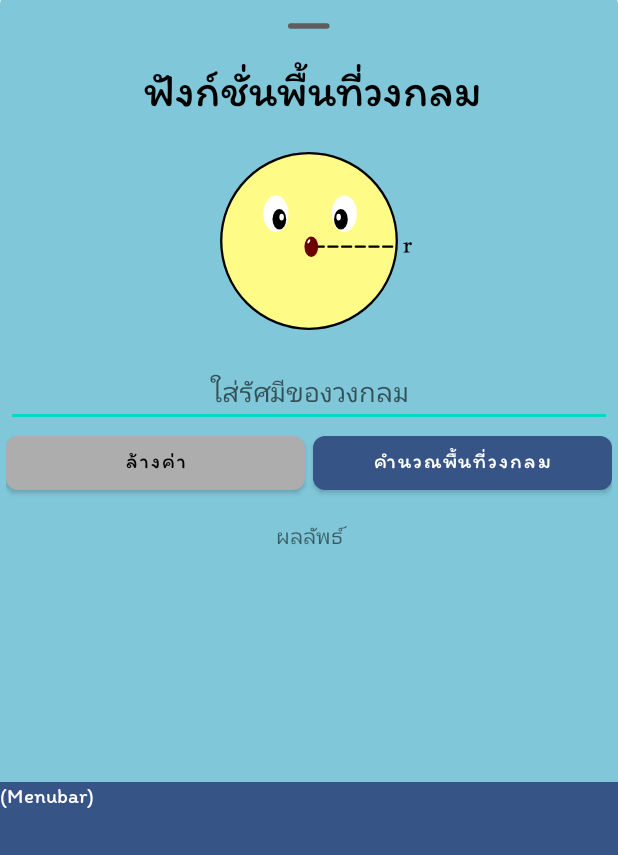
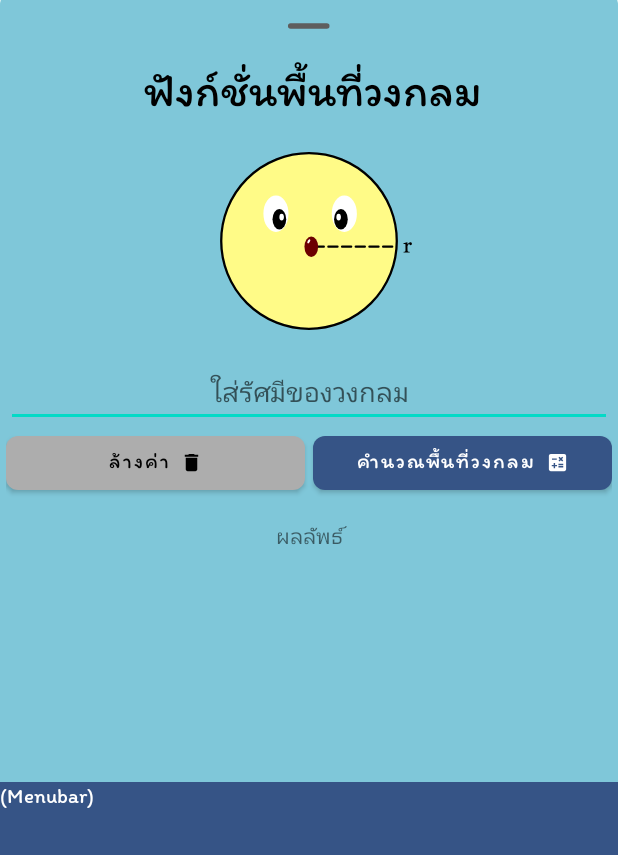
Before and after one commit to Chisanucha-Thonsiri/RadCal-AndroidAppProject1-, an Android app: the screen it shows after launch (MainActivity), on a phone screen of 412 x 824 dp, the part 381-1236 px from its top. Run offline under Robolectric (Android 15) with nearby library versions, the phone set to English and light mode, and no system bars.

Commit message:
add Delete and Calculate icon

```diff
--- /dev/null
+++ b/app/src/main/res/drawable/delete.xml
@@ -0,0 +1,5 @@
+<vector xmlns:android="http://schemas.android.com/apk/res/android" android:height="30dp" android:tint="#000000" android:viewportHeight="24" android:viewportWidth="24" android:width="30dp">
+
+    <path android:fillColor="@android:color/white" android:pathData="M6,19c0,1.1 0.9,2 2,2h8c1.1,0 2,-0.9 2,-2V7H6v12zM19,4h-3.5l-1,-1h-5l-1,1H5v2h14V4z"/>
+
+</vector>
--- /dev/null
+++ b/app/src/main/res/drawable/ic_calculate.xml
@@ -0,0 +1,5 @@
+<vector xmlns:android="http://schemas.android.com/apk/res/android" android:height="15dp" android:tint="#FFFFFF" android:viewportHeight="24" android:viewportWidth="24" android:width="15dp">
+
+    <path android:fillColor="@android:color/white" android:pathData="M19,3H5C3.9,3 3,3.9 3,5v14c0,1.1 0.9,2 2,2h14c1.1,0 2,-0.9 2,-2V5C21,3.9 20.1,3 19,3zM13.03,7.06L14.09,6l1.41,1.41L16.91,6l1.06,1.06l-1.41,1.41l1.41,1.41l-1.06,1.06L15.5,9.54l-1.41,1.41l-1.06,-1.06l1.41,-1.41L13.03,7.06zM6.25,7.72h5v1.5h-5V7.72zM11.5,16h-2v2H8v-2H6v-1.5h2v-2h1.5v2h2V16zM18,17.25h-5v-1.5h5V17.25zM18,14.75h-5v-1.5h5V14.75z"/>
+
+</vector>
--- /dev/null
+++ b/app/src/main/res/drawable/ic_delete.xml
@@ -0,0 +1,5 @@
+<vector xmlns:android="http://schemas.android.com/apk/res/android" android:height="15dp" android:tint="#000000" android:viewportHeight="24" android:viewportWidth="24" android:width="15dp">
+
+    <path android:fillColor="@android:color/white" android:pathData="M6,19c0,1.1 0.9,2 2,2h8c1.1,0 2,-0.9 2,-2V7H6v12zM19,4h-3.5l-1,-1h-5l-1,1H5v2h14V4z"/>
+
+</vector>
--- a/app/src/main/res/layout/activity_main.xml
+++ b/app/src/main/res/layout/activity_main.xml
@@ -201,7 +201,12 @@
                         android:text="@string/clear"
                         android:textColor="@color/black"
                         app:backgroundTint="@color/grey"
-                        app:cornerRadius="8dp" />
+                        app:cornerRadius="8dp"
+                        app:icon="@drawable/ic_delete"
+                        app:iconGravity="textEnd"
+                        app:iconPadding="8dp"
+                        app:iconTint="@color/black"
+                        />
 
                     <com.google.android.material.button.MaterialButton
                         android:id="@+id/buttonCalculate"
@@ -212,7 +217,12 @@
                         android:text="@string/calculate"
                         android:textColor="@color/white"
                         app:backgroundTint="@color/accent_1"
-                        app:cornerRadius="8dp" />
+                        app:cornerRadius="8dp"
+                        app:icon="@drawable/ic_calculate"
+                        app:iconGravity="textEnd"
+                        app:iconPadding="8dp"
+                        app:iconTint="@color/white"
+                        />
 
                 </LinearLayout>
 
```
